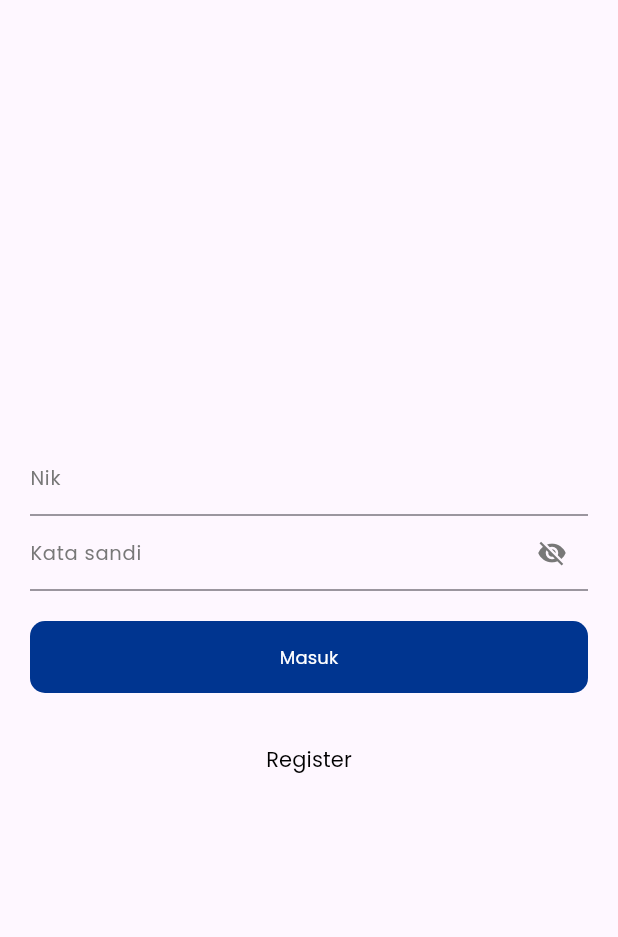
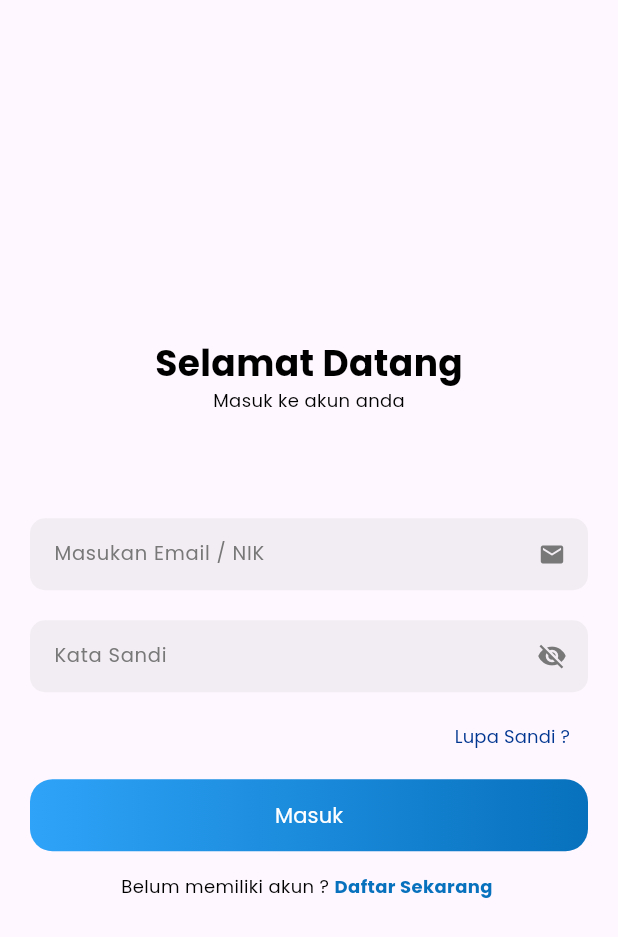
Before and after one commit to Fawaidac/cdc_mobile, a Flutter app: the screen it shows after launch, after a tap on "Skip", after a tap on "Get Started", on a phone screen of 412 x 824 dp. Shown: the top 937 px of the screen. Run offline on Flutter 3.47's test engine with Material 2 defaults, Android fonts, the phone set to English and light mode, and no system bars; our stand-ins replace fluttertoast, google_fonts, page_transition, shared_preferences, smooth_page_indicator.

Commit message:
[done] appearance login page

```diff
--- a/lib/resource/colors.dart
+++ b/lib/resource/colors.dart
@@ -11,3 +11,5 @@ Color softgrey = Color(0xffa1a1a1);
 Color selectedColor = Color(0xFF4AC8EA);
 Color lavender = Color(0xff102286);
 Color backgroundGrey = Color(0xfff2f2f2);
+Color first = Color(0xff0771BD);
+Color second = Color(0xff2EA3F8);
--- /dev/null
+++ b/lib/resource/textfields.dart
@@ -0,0 +1,87 @@
+import 'package:cdc_mobile/resource/colors.dart';
+import 'package:cdc_mobile/resource/fonts.dart';
+import 'package:flutter/material.dart';
+import 'package:flutter/services.dart';
+import 'package:google_fonts/google_fonts.dart';
+
+class CustomTextField extends StatefulWidget {
+  TextEditingController controller;
+  String label;
+  TextInputType keyboardType;
+  TextInputFormatter inputFormatters;
+  bool isEnable;
+  bool isObscure;
+  IconData icon;
+  TextInputAction textInputAction;
+  CustomTextField(
+      {Key? key,
+      required this.controller,
+      required this.label,
+      required this.keyboardType,
+      this.isEnable = false,
+      this.isObscure = false,
+      required this.inputFormatters,
+      required this.icon,
+      this.textInputAction = TextInputAction.done})
+      : super(key: key);
+
+  @override
+  State<CustomTextField> createState() => _CustomTextFieldState();
+}
+
+class _CustomTextFieldState extends State<CustomTextField> {
+  @override
+  Widget build(BuildContext context) {
+    return Padding(
+      padding: const EdgeInsets.only(top: 10),
+      child: Column(
+        crossAxisAlignment: CrossAxisAlignment.start,
+        children: [
+          TextFormField(
+            textInputAction: widget.textInputAction,
+            controller: widget.controller,
+            obscureText: widget.isObscure,
+            style: MyFont.poppins(fontSize: 13, color: black),
+            keyboardType: widget.keyboardType,
+            enabled: widget.isEnable,
+            onSaved: (val) => widget.controller = val as TextEditingController,
+            validator: (value) {
+              if (value == null || value.isEmpty) {
+                return 'Please enter $widget.hintName';
+              }
+              return null;
+            },
+            inputFormatters: [
+              widget.inputFormatters,
+            ],
+            decoration: InputDecoration(
+              hintText: widget.label,
+              suffixIcon: Icon(
+                widget.icon,
+                color: grey,
+              ),
+              isDense: true,
+              hintStyle: GoogleFonts.poppins(fontSize: 13, color: grey),
+              enabledBorder: OutlineInputBorder(
+                borderSide: BorderSide(
+                  color: Colors.transparent,
+                  width: 1,
+                ),
+                borderRadius: BorderRadius.circular(10),
+              ),
+              focusedBorder: OutlineInputBorder(
+                borderSide: BorderSide(
+                  color: Colors.transparent,
+                  width: 1,
+                ),
+                borderRadius: BorderRadius.circular(10),
+              ),
+              filled: true,
+              fillColor: Color(0xffC4C4C4).withOpacity(0.2),
+            ),
+          )
+        ],
+      ),
+    );
+  }
+}
--- a/lib/screen/intro/onboarding.dart
+++ b/lib/screen/intro/onboarding.dart
@@ -49,12 +49,55 @@ class _OnBoardingState extends State<OnBoarding> {
           Container(
               alignment: Alignment(0, 0.85),
               margin: EdgeInsets.symmetric(horizontal: 50),
+              child: onLastPage
+                  ? Column(
+                      mainAxisAlignment: MainAxisAlignment.end,
+                      children: [
+                        Padding(
+                          padding: const EdgeInsets.only(bottom: 70),
+                          child: GestureDetector(
+                              onTap: () {
+                                Navigator.pushReplacement(
+                                    context,
+                                    PageTransition(
+                                        child: Login(),
+                                        type: PageTransitionType.fade));
+                              },
+                              child: Container(
+                                height: 40,
+                                width: 150,
+                                decoration: BoxDecoration(
+                                    gradient:
+                                        LinearGradient(colors: [second, first]),
+                                    borderRadius: BorderRadius.circular(10)),
                                 child: Row(
+                                  mainAxisAlignment: MainAxisAlignment.center,
+                                  children: [
+                                    Text(
+                                      "Get Started",
+                                      style: MyFont.poppins(
+                                          fontSize: 14,
+                                          color: white,
+                                          fontWeight: FontWeight.bold),
+                                    ),
+                                    const SizedBox(
+                                      width: 5,
+                                    ),
+                                    Icon(
+                                      Icons.login_rounded,
+                                      color: white,
+                                      size: 20,
+                                    )
+                                  ],
+                                ),
+                              )),
+                        )
+                      ],
+                    )
+                  : Row(
                       mainAxisAlignment: MainAxisAlignment.spaceBetween,
                       children: [
-                  onLastPage
-                      ? SizedBox()
-                      : GestureDetector(
+                        GestureDetector(
                             onTap: () {
                               _controller.jumpToPage(2);
                             },
@@ -77,44 +120,7 @@ class _OnBoardingState extends State<OnBoarding> {
                                 ],
                               ),
                             )),
-                  onLastPage
-                      ? GestureDetector(
-                          onTap: () {
-                            Navigator.pushReplacement(
-                                context,
-                                PageTransition(
-                                    child: Login(),
-                                    type: PageTransitionType.fade));
-                          },
-                          child: Container(
-                            height: 40,
-                            width: 150,
-                            decoration: BoxDecoration(
-                                gradient: LinearGradient(
-                                    colors: [primaryColor, Colors.blue]),
-                                borderRadius: BorderRadius.circular(10)),
-                            child: Row(
-                              mainAxisAlignment: MainAxisAlignment.center,
-                              children: [
-                                Text(
-                                  "Get Started",
-                                  style: MyFont.poppins(
-                                      fontSize: 14,
-                                      color: white,
-                                      fontWeight: FontWeight.bold),
-                                ),
-                                const SizedBox(
-                                  width: 5,
-                                ),
-                                Icon(
-                                  Icons.login_rounded,
-                                  color: white,
-                                  size: 20,
-                                )
-                              ],
-                            ),
-                          ))
-                      : GestureDetector(
+                        GestureDetector(
                             onTap: () {
                               _controller.nextPage(
                                   duration: Duration(milliseconds: 500),
@@ -124,8 +130,8 @@ class _OnBoardingState extends State<OnBoarding> {
                               height: 40,
                               width: 100,
                               decoration: BoxDecoration(
-                                gradient: LinearGradient(
-                                    colors: [primaryColor, Colors.blue]),
+                                  gradient:
+                                      LinearGradient(colors: [second, first]),
                                   borderRadius: BorderRadius.circular(10)),
                               child: Column(
                                 mainAxisAlignment: MainAxisAlignment.center,
--- a/lib/screen/login/login.dart
+++ b/lib/screen/login/login.dart
@@ -1,9 +1,11 @@
 import 'package:cdc_mobile/resource/colors.dart';
 import 'package:cdc_mobile/resource/fonts.dart';
+import 'package:cdc_mobile/resource/textfields.dart';
 import 'package:cdc_mobile/screen/register/register.dart';
 import 'package:flutter/material.dart';
 import 'package:flutter/services.dart';
 import 'package:fluttertoast/fluttertoast.dart';
+import 'package:google_fonts/google_fonts.dart';
 import 'package:shared_preferences/shared_preferences.dart';
 
 class Login extends StatefulWidget {
@@ -27,56 +29,49 @@ class _LoginState extends State<Login> {
           child: Column(
             mainAxisAlignment: MainAxisAlignment.center,
             children: [
-              SizedBox(
-                height: 50,
-                child: TextFormField(
+              Text(
+                "Selamat Datang",
+                style: MyFont.poppins(
+                    fontSize: 24, color: black, fontWeight: FontWeight.bold),
+              ),
+              Text(
+                "Masuk ke akun anda",
+                style: MyFont.poppins(fontSize: 12, color: black),
+              ),
+              const SizedBox(
+                height: 60,
+              ),
+              CustomTextField(
+                  controller: nik,
+                  label: "Masukan Email / NIK",
+                  keyboardType: TextInputType.text,
+                  isEnable: true,
+                  icon: Icons.mail,
+                  inputFormatters:
+                      FilteringTextInputFormatter.singleLineFormatter),
+              Padding(
+                padding: const EdgeInsets.only(top: 20),
+                child: Column(
+                  mainAxisAlignment: MainAxisAlignment.start,
+                  children: [
+                    TextFormField(
                       textInputAction: TextInputAction.done,
-                  controller: nik,
+                      controller: pw,
+                      obscureText: showpass,
                       style: MyFont.poppins(fontSize: 13, color: black),
-                  keyboardType: TextInputType.name,
-                  onSaved: (val) => nik = val as TextEditingController,
+                      keyboardType: TextInputType.text,
+                      onSaved: (val) => pw = val as TextEditingController,
                       validator: (value) {
                         if (value == null || value.isEmpty) {
-                      return 'Masukan nik anda';
+                          return 'Please enter password';
                         }
                         return null;
                       },
-                  inputFormatters: <TextInputFormatter>[
-                    FilteringTextInputFormatter.singleLineFormatter,
-                    LengthLimitingTextInputFormatter(100)
+                      inputFormatters: [
+                        FilteringTextInputFormatter.singleLineFormatter
                       ],
                       decoration: InputDecoration(
-                    focusedBorder: UnderlineInputBorder(
-                        borderSide: BorderSide(color: grey)),
-                    labelText: "Nik",
-                    labelStyle: MyFont.poppins(fontSize: 13, color: grey),
-                  ),
-                ),
-              ),
-              SizedBox(
-                height: 50,
-                child: TextFormField(
-                  textInputAction: TextInputAction.done,
-                  obscureText: showpass,
-                  controller: pw,
-                  style: MyFont.poppins(fontSize: 13, color: black),
-                  keyboardType: TextInputType.name,
-                  onSaved: (val) => pw = val as TextEditingController,
-                  validator: (value) {
-                    if (value == null || value.isEmpty) {
-                      return 'Masukan password anda';
-                    }
-                    return null;
-                  },
-                  inputFormatters: <TextInputFormatter>[
-                    FilteringTextInputFormatter.singleLineFormatter,
-                    LengthLimitingTextInputFormatter(100)
-                  ],
-                  decoration: InputDecoration(
-                      focusedBorder: UnderlineInputBorder(
-                          borderSide: BorderSide(color: grey)),
-                      labelText: "Kata sandi",
-                      labelStyle: MyFont.poppins(fontSize: 13, color: grey),
+                        hintText: "Kata Sandi",
                         suffixIcon: IconButton(
                             onPressed: () {
                               setState(() {
@@ -93,16 +88,56 @@ class _LoginState extends State<Login> {
                                     Icons.visibility,
                                     color: primaryColor,
                                     size: 20,
-                                ))),
+                                  )),
+                        isDense: true,
+                        hintStyle:
+                            GoogleFonts.poppins(fontSize: 13, color: grey),
+                        enabledBorder: OutlineInputBorder(
+                          borderSide: BorderSide(
+                            color: Colors.transparent,
+                            width: 1,
+                          ),
+                          borderRadius: BorderRadius.circular(10),
+                        ),
+                        focusedBorder: OutlineInputBorder(
+                          borderSide: BorderSide(
+                            color: Colors.transparent,
+                            width: 1,
+                          ),
+                          borderRadius: BorderRadius.circular(10),
+                        ),
+                        filled: true,
+                        fillColor: Color(0xffC4C4C4).withOpacity(0.2),
+                      ),
+                    )
+                  ],
+                ),
+              ),
+              Padding(
+                padding: const EdgeInsets.only(top: 5.0),
+                child: Row(
+                  mainAxisAlignment: MainAxisAlignment.end,
+                  children: [
+                    TextButton(
+                        onPressed: () {},
+                        child: Text(
+                          "Lupa Sandi ?",
+                          style:
+                              MyFont.poppins(fontSize: 12, color: primaryColor),
+                        ))
+                  ],
                 ),
               ),
               Container(
-                  margin: EdgeInsets.symmetric(vertical: 20),
+                  margin: const EdgeInsets.fromLTRB(0, 5, 0, 15),
                   height: 48,
                   width: MediaQuery.of(context).size.width,
+                  decoration: BoxDecoration(
+                      gradient: LinearGradient(colors: [second, first]),
+                      borderRadius: BorderRadius.circular(15)),
                   child: ElevatedButton(
                     style: ElevatedButton.styleFrom(
-                        backgroundColor: primaryColor,
+                        backgroundColor: Colors.transparent,
                         shadowColor: Colors.transparent,
                         shape: RoundedRectangleBorder(
                           borderRadius: BorderRadius.circular(10),
@@ -112,12 +147,19 @@ class _LoginState extends State<Login> {
                     },
                     child: Text('Masuk',
                         style: MyFont.poppins(
-                          fontSize: 12,
+                          fontSize: 14,
                           color: white,
                         )),
                   )),
-              TextButton(
-                  onPressed: () {
+              Row(
+                mainAxisAlignment: MainAxisAlignment.center,
+                children: [
+                  Text(
+                    "Belum memiliki akun ? ",
+                    style: MyFont.poppins(fontSize: 12, color: black),
+                  ),
+                  InkWell(
+                    onTap: () {
                       Navigator.push(
                           context,
                           MaterialPageRoute(
@@ -125,9 +167,15 @@ class _LoginState extends State<Login> {
                           ));
                     },
                     child: Text(
-                    "Register",
-                    style: MyFont.poppins(fontSize: 14, color: black),
-                  ))
+                      "Daftar Sekarang ",
+                      style: MyFont.poppins(
+                          fontSize: 12,
+                          color: first,
+                          fontWeight: FontWeight.bold),
+                    ),
+                  )
+                ],
+              ),
             ],
           ),
         ),
```
Lines whose indentation alone changed are shown as unchanged.
